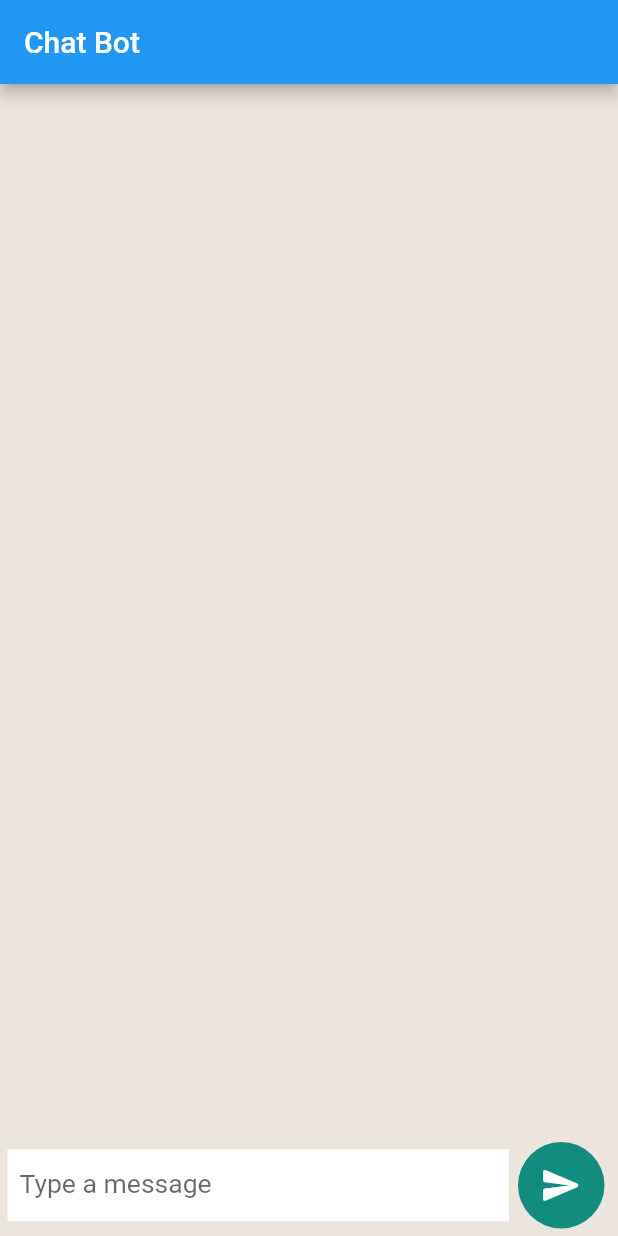
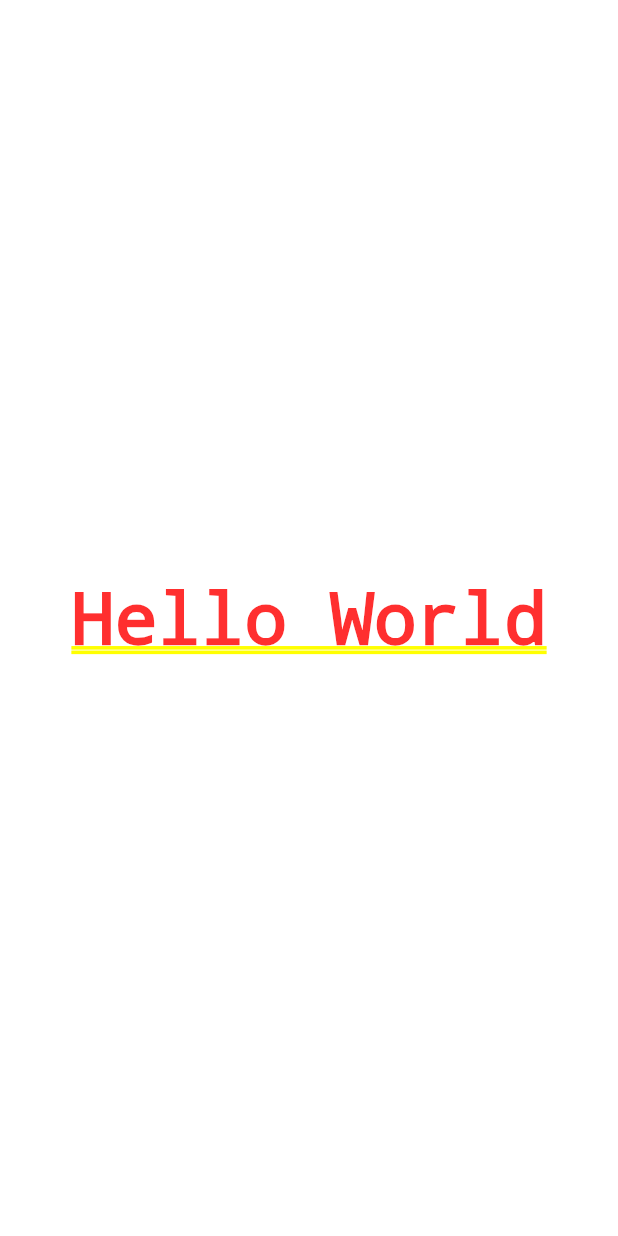
Before and after one commit to mere-sai/flutter_hacktober_2022, a Flutter app: the screen it shows after launch, on a phone screen of 412 x 824 dp. Run offline on Flutter 3.47's test engine with Material 2 defaults, Android fonts, the phone set to English and light mode, and no system bars.

```diff
--- a/lib/chat_screen.dart
+++ /dev/null
@@ -1,170 +0,0 @@
-import 'dart:async';
-import 'dart:convert';
-import 'package:flutter/material.dart';
-import 'package:http/http.dart' as http;
-
-class ChatScreen extends StatefulWidget {
-  const ChatScreen({Key? key}) : super(key: key);
-
-  @override
-  State<ChatScreen> createState() => _ChatScreenState();
-}
-
-class _ChatScreenState extends State<ChatScreen> {
-  ScrollController _controller = ScrollController();
-  String? userReply;
-  StreamController chatController = StreamController();
-  List<String> replies=[];
-
-  Future<String> getChatbotReply(String userReply) async {
-    var response = await http.get(Uri.parse("http://api.brainshop.ai/get?bid=166897&key=c5R1lM3QRvsNJ4Ah&uid=Kunalpal215&msg=${userReply}"));
-    var data = jsonDecode(response.body);
-    return data["cnt"];
-  }
-
-  Widget messageTileMaker(String message,String sender,var screenWidth){
-    return Row(
-      mainAxisAlignment: sender=="user" ? MainAxisAlignment.end : MainAxisAlignment.start,
-      children: [
-        Container(
-          margin: EdgeInsets.all(8),
-          padding: EdgeInsets.symmetric(vertical: 6,horizontal: 5),
-          color: Colors.white,
-          child: Column(
-            //mainAxisSize: MainAxisSize.min,
-            crossAxisAlignment: CrossAxisAlignment.start,
-            children: [
-              Visibility(
-                visible: sender=="user" ? false : true,
-                child: Container(
-                  margin: EdgeInsets.only(bottom: 3),
-                  child: Text("Bot", maxLines: 1, overflow: TextOverflow.ellipsis,style: TextStyle(color: Colors.blue,fontSize: screenWidth*0.04,fontWeight: FontWeight.w900),),
-                ),
-              ),
-              ConstrainedBox(
-                constraints: BoxConstraints(maxWidth: 0.7*screenWidth),
-                child: Text(message,style: TextStyle(fontWeight: FontWeight.w500,fontSize: screenWidth*0.037),),
-              )
-            ],
-          ),
-        ),
-      ],);
-  }
-
-  @override
-  Widget build(BuildContext context) {
-    final screenWidth = MediaQuery.of(context).size.width;
-    return SafeArea(
-      child: Scaffold(
-        backgroundColor: Color(0xffECE5DD),
-        appBar: AppBar(
-          title: Text("Chat Bot"),
-        ),
-        body: StreamBuilder(
-            stream: chatController.stream,
-            builder: (context, AsyncSnapshot snapshot){
-              if(snapshot.hasData){
-                replies=snapshot.data!;
-              }
-              return Column(
-                mainAxisAlignment: MainAxisAlignment.spaceBetween,
-                children: [
-                  Expanded(
-                    child: ListView.builder(
-                        itemCount: replies.length,
-                        itemBuilder: (context, index){
-                          return messageTileMaker(replies[index], index%2==0 ? "user" : "bot", screenWidth);
-                        }
-                    ),
-                  ),
-                  Container(
-                    width: screenWidth,
-                    margin: EdgeInsets.all(5),
-                    child: Row(
-                      children: [
-                        Expanded(
-                          child: Container(
-                            color: Colors.white,
-                            margin: EdgeInsets.only(right: 6),
-                            padding: EdgeInsets.only(left: 8),
-                            child: TextField(
-                              onChanged: (value){
-                                userReply=value;
-                              },
-                              style: TextStyle(
-                                fontSize: screenWidth*0.043,
-                              ),
-                              decoration: InputDecoration(
-                                border: InputBorder.none,
-                                hintText: "Type a message",
-                              ),
-                            ),
-                          ),
-                        ),
-                        GestureDetector(
-                          onTap: () async {
-                            if(userReply!=null && userReply!=""){
-                              replies.add(userReply!);
-                              chatController.sink.add(replies);
-                              var generatedReply = await getChatbotReply(userReply!);
-                              replies.add(generatedReply);
-                              chatController.sink.add(replies);
-                            }
-                          },
-                          child: Container(
-                            width: screenWidth*0.14,
-                            height: screenWidth*0.14,
-                            margin: EdgeInsets.only(right: 4),
-                            decoration: BoxDecoration(
-                              color: Color(0xff128C7E),
-                              borderRadius: BorderRadius.circular(screenWidth*0.07),
-                            ),
-                            alignment: Alignment.center,
-                            child: Icon(Icons.send_rounded,color: Colors.white,size: screenWidth*0.07,),
-                          ),
-                        )
-                      ],
-                    ),
-                  ),
-                ],
-              );
-              return Stack(
-                children: [
-                  Center(child: Text("Start chatting with me :)"),),
-                  Positioned(
-                    bottom: 0,
-                    left: 0,
-                    right: 0,
-                    child: Row(
-                      children: [
-                        Container(
-                          width: 100,
-                          margin: EdgeInsets.symmetric(horizontal: 16),
-                          child: TextFormField(
-                            onChanged: (value){
-                              userReply=value;
-                            },
-                          ),
-                        ),
-                        ElevatedButton(
-                            onPressed: () async {
-                              if(userReply!=null && userReply!=""){
-                                replies.add(userReply!);
-                                var generatedReply = await getChatbotReply(userReply!);
-                                replies.add(generatedReply);
-                                chatController.sink.add(replies);
-                              }
-                            },
-                            child: Text("Send")
-                        )
-                      ],
-                    ),
-                  )
-                ],
-              );
-            },
-          ),
-        )
-    );
-  }
-}
--- a/lib/main.dart
+++ b/lib/main.dart
@@ -1,6 +1,5 @@
-import 'package:automated_chatbot/chat_screen.dart';
 import 'package:flutter/material.dart';
 
 void main() {
-  runApp(const MaterialApp(home: ChatScreen(),));
+  runApp(const MaterialApp(home: Center(child: Text("Hello World"))));
 }
```
Also changed, not shown: 1 other file.
